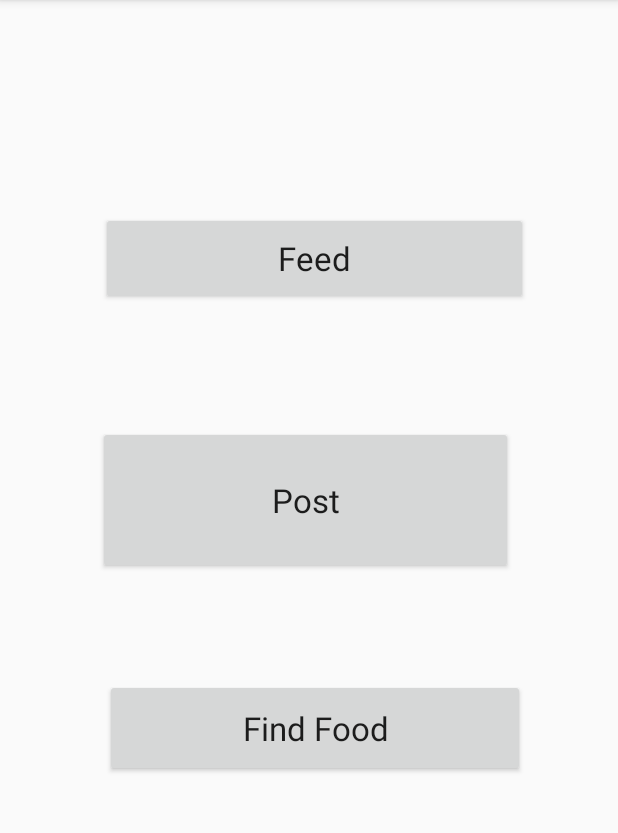
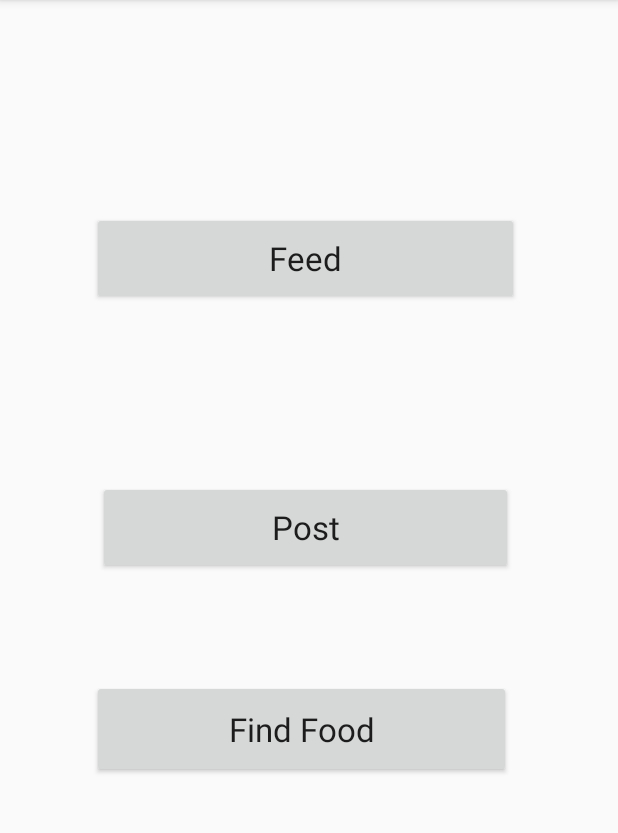
Before and after one commit to swechha16/FoodGram, an Android app: the HomePageWithFeedPost screen opened directly, with no data from a screen before it, on a phone screen of 412 x 824 dp, the part 84-917 px from its top. Run offline under Robolectric (Android 15) with nearby library versions, the phone set to English and light mode, and no system bars.

Commit message:
Made some minor design xml tweaks

```diff
--- a/FrontEnd/FoodGram/app/src/main/res/layout/activity_home_page_with_feed_post.xml
+++ b/FrontEnd/FoodGram/app/src/main/res/layout/activity_home_page_with_feed_post.xml
@@ -14,9 +14,9 @@
         android:layout_alignParentTop="true"
         android:layout_alignParentRight="true"
         android:layout_alignParentBottom="false"
-        android:layout_marginLeft="67dp"
+        android:layout_marginLeft="61dp"
         android:layout_marginTop="141dp"
-        android:layout_marginRight="60dp"
+        android:layout_marginRight="66dp"
         android:layout_marginBottom="185dp"
         android:text="Feed"
         android:textAppearance="@style/TextAppearance.AppCompat.Large" />
@@ -26,11 +26,9 @@
         android:layout_width="wrap_content"
         android:layout_height="62dp"
         android:layout_alignParentLeft="true"
-        android:layout_alignParentTop="true"
         android:layout_alignParentRight="true"
         android:layout_alignParentBottom="true"
         android:layout_marginLeft="65dp"
-        android:layout_marginTop="284dp"
         android:layout_marginRight="70dp"
         android:layout_marginBottom="385dp"
         android:text="Post"
@@ -43,9 +41,9 @@
         android:layout_alignParentLeft="true"
         android:layout_alignParentRight="true"
         android:layout_alignParentBottom="true"
-        android:layout_marginLeft="70dp"
-        android:layout_marginRight="62dp"
-        android:layout_marginBottom="250dp"
+        android:layout_marginLeft="61dp"
+        android:layout_marginRight="71dp"
+        android:layout_marginBottom="249dp"
         android:text="Find Food"
         android:textAppearance="@style/TextAppearance.AppCompat.Large" />
 </RelativeLayout>
```
Also changed, not shown: FrontEnd/FoodGram/app/src/main/res/layout/activity_food_tags.xml (+6 -6 lines).
